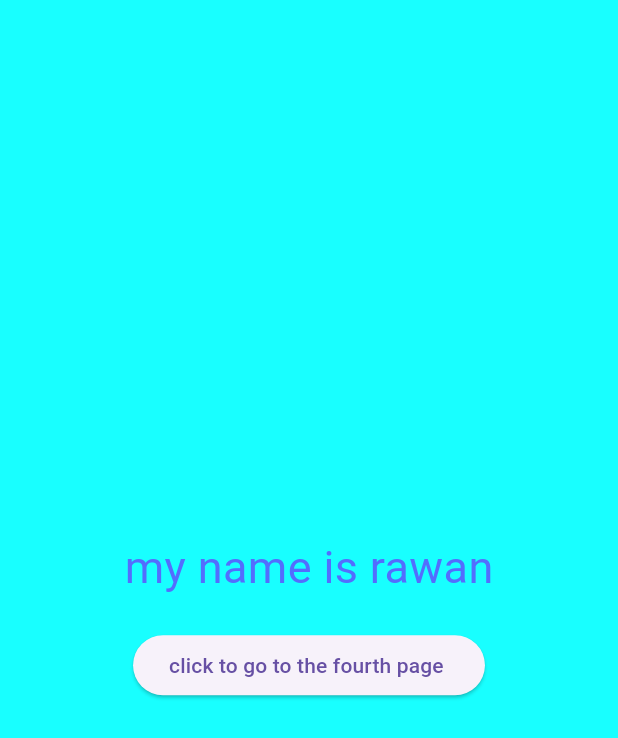
After one commit to rawanabuzir/Inherited-Widget, a Flutter app: the screen it shows after launch, after a tap on "Save", after a tap on "click to go to the fourth page", on a phone screen of 412 x 824 dp. The commit adds this screen. Shown: the top 738 px of the screen. Run offline on Flutter 3.47's test engine with Material 3 defaults, Android fonts, the phone set to English and light mode, and no system bars; missing offline and left inert: animated_emoji.

Commit message:
commit message

```diff
--- a/lib/ContainarState.dart
+++ b/lib/ContainarState.dart
@@ -4,6 +4,7 @@ class UserData {
   String name;
   int age;
   Color color;
+
   UserData({
     required this.name,
     required this.age,
@@ -11,60 +12,55 @@ class UserData {
   });
 }
 
-class StateContainer extends StatefulWidget {
+class StateComtainer extends StatefulWidget {
+  final UserData data;
   final Widget child;
-  final UserData user;
-  StateContainer({required this.child, required this.user});
+  const StateComtainer({Key? key, required this.data, required this.child})
+      : super(key: key);
 
-  static StateContainerState? of(BuildContext context) {
+  static dynamic of(BuildContext context) {
     return (context
                 .dependOnInheritedWidgetOfExactType<InheritedStateContainer>()
             as InheritedStateContainer)
-        .data;
+        .info;
   }
 
   @override
-  State<StatefulWidget> createState() => StateContainerState();
+  State<StateComtainer> createState() => StateComtainerState();
 }
 
-class StateContainerState extends State<StateContainer> {
-  late UserData user;
+class StateComtainerState extends State<StateComtainer> {
+  late UserData data;
 
   @override
   void initState() {
+    data = widget.data;
     super.initState();
-    user = widget.user;
   }
-
-  void updateUser({
-    String? name,
-    int? age,
-    Color? color,
-  }) {
+  void updateUser({String? name}) {
     setState(() {
-      user.name = name ?? user.name;
-      user.age = age ?? user.age;
-      user.color = color ?? user.color;
+      data.name = name ?? data.name;
     });
   }
-
   @override
   Widget build(BuildContext context) {
     return InheritedStateContainer(
-      data: this,
+      info: this,
       child: widget.child,
+
     );
   }
 }
 
 class InheritedStateContainer extends InheritedWidget {
-  final StateContainerState data;
+  final StateComtainerState info;
+
   const InheritedStateContainer({
     Key? key,
-    required this.data,
     required Widget child,
+    required this.info,
   }) : super(key: key, child: child);
 
   @override
-  bool updateShouldNotify(InheritedWidget oldWidget) => true;
+  bool updateShouldNotify(covariant InheritedWidget oldWidget) => true;
 }
--- a/lib/HomePage.dart
+++ b/lib/HomePage.dart
@@ -1,6 +1,8 @@
 import 'package:flutter/material.dart';
 import 'package:untitled/ContainarState.dart';
 import 'package:untitled/Secons.dart';
+import 'fourth.dart';
+import 'package:animated_emoji/animated_emoji.dart';
 
 class HomePage extends StatefulWidget {
   const HomePage({Key? key}) : super(key: key);
@@ -11,20 +13,32 @@ class HomePage extends StatefulWidget {
 class _HomePageState extends State<HomePage> {
   void updateThContainer() {
     String name = 'new val';
-    var container = StateContainer.of(context);
+    var container = StateComtainer.of(context);
     container?.updateUser(name: name);
     setState(() {});
   }
 
   @override
   Widget build(BuildContext context) {
-    final containerState = StateContainer.of(context);
+    final containerState = StateComtainer.of(context);
     UserData userData =
-        containerState?.user ?? UserData(name: '', age: 0, color: Colors.cyan);
+        containerState?.data ?? UserData(name: '', age: 0, color: Colors.cyan);
 
     return Scaffold(
       appBar: AppBar(
-        title: const Text('Inherited Widget'),
+        title: Row(
+          children: [
+            AnimatedEmoji(
+              AnimatedEmojis.heartGrow,
+              size: 28,
+              repeat: true,
+            ),
+            const Text('Inherited Widget'
+            ),
+
+          ],
+        ),
+
       ),
       body: Center(
         child: Container(
@@ -34,6 +48,12 @@ class _HomePageState extends State<HomePage> {
 
             mainAxisAlignment: MainAxisAlignment.center,
             children: [
+               AnimatedEmoji(
+                  AnimatedEmojis.hugFace,
+                size: 128,
+                repeat: true,
+              ),
+
               Text(
                 'Name: ${userData.name}',
                 style: const TextStyle(color: Colors.black, fontSize: 30),
@@ -55,7 +75,22 @@ class _HomePageState extends State<HomePage> {
                     }));
                   },
                   child: const Text(
-                      'click to go to the next page ')) // Display the age
+                      'click to go to the next page '),
+
+              ),
+
+                ElevatedButton(
+                  onPressed: () {
+                    Navigator.of(context)
+                        .push(MaterialPageRoute(builder: (context) {
+                      return fourth();
+                    }));
+                  },
+                  child: const Text(
+                      'click to go to the fourth page '),
+
+
+              ) // Display the age
             ],
           ),
         ),
--- a/lib/Secons.dart
+++ b/lib/Secons.dart
@@ -7,9 +7,9 @@ class SeconsSecons extends StatelessWidget {
   SeconsSecons({Key? key}) : super(key: key);
   @override
   Widget build(BuildContext context) {
-    final containerState = StateContainer.of(context);
+    final containerState = StateComtainer.of(context);
     UserData userData =
-        containerState?.user ?? UserData(name: '', age: 0, color: Colors.white);
+        containerState?.data ?? UserData(name: '', age: 0, color: Colors.white);
     return Scaffold(
       appBar: AppBar(
         title: const Text('Inherited Widget'),
--- /dev/null
+++ b/lib/fourth.dart
@@ -0,0 +1,46 @@
+import 'package:flutter/material.dart';
+import 'package:untitled/ContainarState.dart';
+import 'package:untitled/therd.dart';
+
+class fourth extends StatefulWidget {
+  const fourth({Key? key}) : super(key: key);
+
+  @override
+  State<fourth> createState() => _fourthState();
+}
+
+class _fourthState extends State<fourth> {
+  @override
+  Widget build(BuildContext context) {
+    final val = StateComtainer.of(context);
+    UserData se = val.data;
+    se.name = 'my name is rawan';
+    return Scaffold(
+      body: Container(
+        width: double.infinity,
+        height: double.infinity,
+        color: Colors.cyanAccent[200],
+        child: Column(
+          mainAxisAlignment: MainAxisAlignment.center,
+          children: [
+            Text(
+              se.name,
+              style: TextStyle(fontSize: 30, color: Colors.indigoAccent),
+            ),
+
+            SizedBox(height: 20,),
+            ElevatedButton(
+              onPressed: () {
+                Navigator.of(context)
+                    .push(MaterialPageRoute(builder: (context) {
+                  return therdd();
+                }));
+              },
+              child: const Text('click to go to the fourth page '),
+            )
+          ],
+        ),
+      ),
+    );
+  }
+}
--- a/lib/main.dart
+++ b/lib/main.dart
@@ -1,12 +1,11 @@
 import 'package:flutter/material.dart';
-
 import 'ContainarState.dart';
 import 'HomePage.dart';
 
 void main() {
   UserData userData = UserData(name: 'rawan', age: 23, color: Colors.lime);
-  runApp(StateContainer(
-    user: userData, // Provide the user argument here
+  runApp(StateComtainer(
+    data: userData, // Provide the user argument here
     child: const MyApp(),
   ));
 }
--- a/pubspec.yaml
+++ b/pubspec.yaml
@@ -30,7 +30,7 @@ environment:
 dependencies:
   flutter:
     sdk: flutter
-
+  animated_emoji: ^3.1.0
 
   # The following adds the Cupertino Icons font to your application.
   # Use with the CupertinoIcons class for iOS style icons.
```
Also changed, not shown: lib/therd.dart (+33 -32 lines), pubspec.lock.
